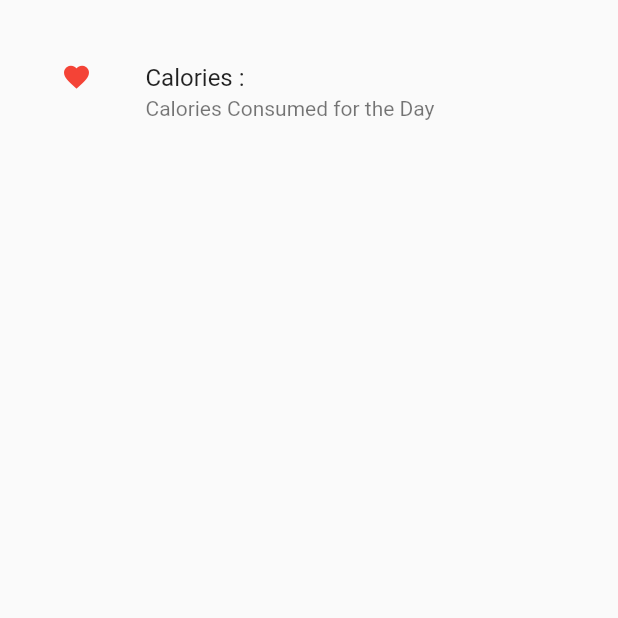
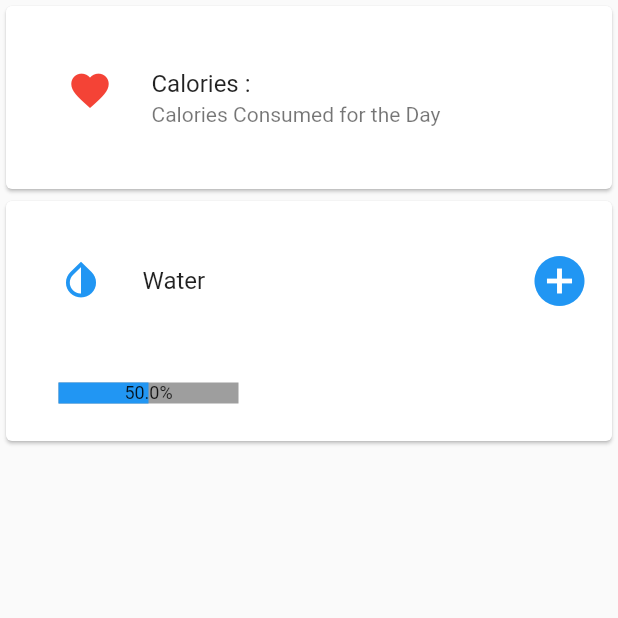
Before and after one commit to aakashpothepalli/miniHack_PowerRangers, a Flutter app: the Home screen opened directly, on a phone screen of 412 x 824 dp, the top half of it. Run offline on Flutter 3.47's test engine with Material 2 defaults, Android fonts, the phone set to English and light mode, and no system bars; drawn by our look-alikes of percent_indicator; our stand-ins replace cloud_firestore, firebase_auth, google_sign_in; accounts and stored records are empty; network calls fail.

Commit message:
Water done

```diff
--- a/lib/pages/dashboard/home.dart
+++ b/lib/pages/dashboard/home.dart
@@ -1,4 +1,5 @@
 import 'package:flutter/material.dart';
+import 'package:percent_indicator/percent_indicator.dart';
 class Home extends StatefulWidget {
 
 
@@ -19,14 +20,47 @@ class _HomeState extends State<Home> {
  Widget getListView() {
   var listView =ListView(
     children: <Widget>[
-      Container(
+      Card(
+      child: Container(
        padding:EdgeInsets.all(25) ,
        child: ListTile(
-        leading: Icon(Icons.favorite ,size :20,color:Colors.red),
+        leading: Icon(Icons.favorite ,size :30,color:Colors.red),
         title: Text('Calories :'),
         subtitle: Text("Calories Consumed for the Day")
       ),
-       )
+       ),
+      ),
+      Card(
+        child:Column(
+          children: <Widget>[
+          const ListTile(
+           contentPadding: EdgeInsets.fromLTRB(35, 25, 15, 15),
+          leading: Icon(Icons.invert_colors,size: 30,color:Colors.blue),
+          title: Text('Water '),
+          trailing: Icon(Icons.add_circle,size:40,color:Colors.blue,),
+
+        ),
+         Container(
+           padding: EdgeInsets.all(25),
+           child:LinearPercentIndicator(
+                width: 140.0,
+                lineHeight: 14.0,
+                percent: 0.5,
+                backgroundColor: Colors.grey,
+                progressColor: Colors.blue,
+                center: Text(
+                  "50.0%",
+                  style: new TextStyle(fontSize: 12.0),
+              ),
+)
+         ),
+
+
+          ],)
+      )
+
+
+
     ]
   );
 
--- a/pubspec.yaml
+++ b/pubspec.yaml
@@ -27,6 +27,7 @@ dev_dependencies:
   cloud_firestore: ^0.13.5
   firebase_auth: ^0.14.0+5
   google_sign_in: ^4.1.1
+  percent_indicator: "2.1.1"
   # The following adds the Cupertino Icons font to your application.
   # Use with the CupertinoIcons class for iOS style icons.
   cupertino_icons: ^0.1.2
```
Also changed, not shown: pubspec.lock.
